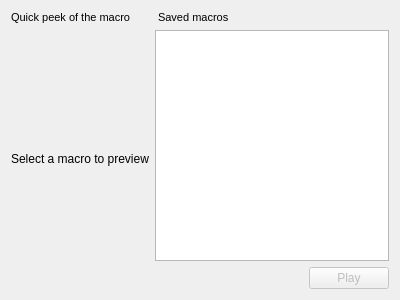
aosp-mirror/platform_external_qemu, file android/android-emu/android/skin/qt/extended-pages/record-macro-page.ui: the form before one commit.
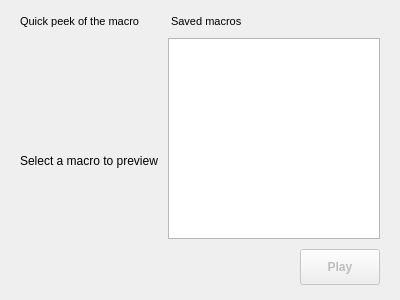
The form after the commit. Icons and pictures are not drawn. Custom widgets are drawn as their Qt base class.

Commit message: MacroUI: Small UI tweaks - margins, buttons size and text.

```diff
--- a/android/android-emu/android/skin/qt/extended-pages/record-macro-page.ui
+++ b/android/android-emu/android/skin/qt/extended-pages/record-macro-page.ui
@@ -20,6 +20,21 @@
    <string>Form</string>
   </property>
   <layout class="QHBoxLayout" name="horizontalLayout">
+   <property name="spacing">
+    <number>10</number>
+   </property>
+   <property name="leftMargin">
+    <number>20</number>
+   </property>
+   <property name="topMargin">
+    <number>15</number>
+   </property>
+   <property name="rightMargin">
+    <number>20</number>
+   </property>
+   <property name="bottomMargin">
+    <number>15</number>
+   </property>
    <item>
     <layout class="QVBoxLayout" name="verticalLayout_2">
      <item>
@@ -138,12 +153,13 @@
        <property name="minimumSize">
         <size>
          <width>60</width>
-         <height>0</height>
+         <height>36</height>
         </size>
        </property>
        <property name="font">
         <font>
-         <pointsize>9</pointsize>
+         <weight>75</weight>
+         <bold>true</bold>
         </font>
        </property>
        <property name="accessibleDescription">
```
